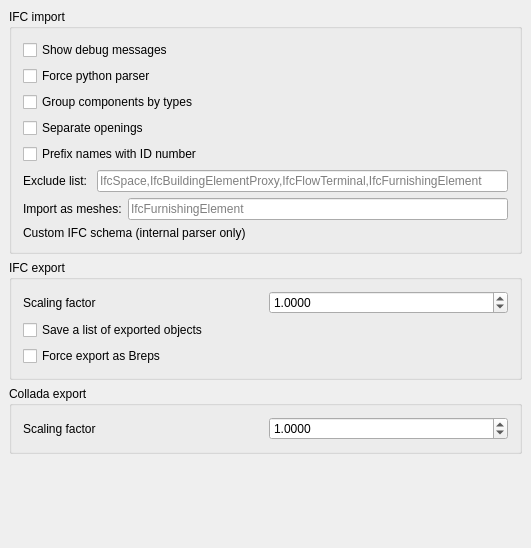
Before: the Qt Designer form src/Mod/Arch/Resources/ui/archprefs-import.ui in berndhahnebach/All_FreeCAD, drawn with Qt 5.
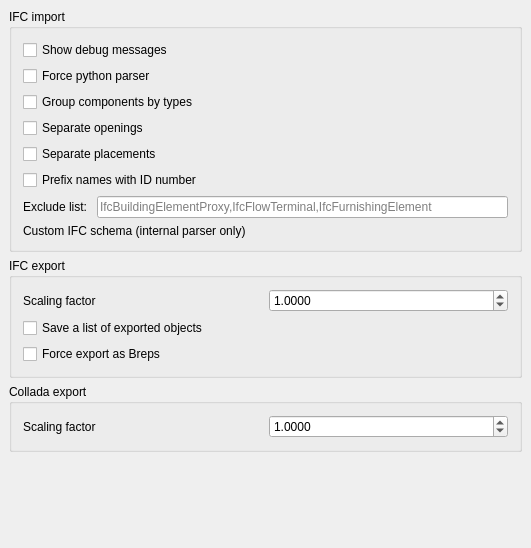
After: the same form once the commit is applied. Custom widgets are drawn as their Qt base class.

Commit message: Arch: IFC importer now supports latest IfcOpenShell with separate openings and placements

Diff of the .ui file:
```diff
--- a/src/Mod/Arch/Resources/ui/archprefs-import.ui
+++ b/src/Mod/Arch/Resources/ui/archprefs-import.ui
@@ -106,6 +106,26 @@
         </item>
        </layout>
       </item>
+      <item>
+       <layout class="QHBoxLayout" name="horizontalLayout_8">
+        <item>
+         <widget class="Gui::PrefCheckBox" name="checkBox_2">
+          <property name="toolTip">
+           <string>If this is checked, placements will be recomputed and applied to the objects as they were in the IFC file (slower)</string>
+          </property>
+          <property name="text">
+           <string>Separate placements</string>
+          </property>
+          <property name="prefEntry" stdset="0">
+           <cstring>ifcSeparatePlacements</cstring>
+          </property>
+          <property name="prefPath" stdset="0">
+           <cstring>Mod/Arch</cstring>
+          </property>
+         </widget>
+        </item>
+       </layout>
+      </item>
       <item>
        <layout class="QHBoxLayout" name="horizontalLayout_12">
         <item>
@@ -144,7 +164,7 @@
            <string/>
           </property>
           <property name="placeholderText">
-           <string>IfcSpace,IfcBuildingElementProxy,IfcFlowTerminal,IfcFurnishingElement</string>
+           <string>IfcBuildingElementProxy,IfcFlowTerminal,IfcFurnishingElement</string>
           </property>
           <property name="prefEntry" stdset="0">
            <cstring>ifcSkip</cstring>
@@ -156,33 +176,6 @@
         </item>
        </layout>
       </item>
-      <item>
-       <layout class="QHBoxLayout" name="horizontalLayout_16">
-        <item>
-         <widget class="QLabel" name="label_7">
-          <property name="text">
-           <string>Import as meshes:</string>
-          </property>
-         </widget>
-        </item>
-        <item>
-         <widget class="Gui::PrefLineEdit" name="gui::preflineedit_2">
-          <property name="toolTip">
-           <string>A comma-separated list of IFC types that must be imported as meshes</string>
-          </property>
-          <property name="placeholderText">
-           <string>IfcFurnishingElement</string>
-          </property>
-          <property name="prefEntry" stdset="0">
-           <cstring>ifcAsMesh</cstring>
-          </property>
-          <property name="prefPath" stdset="0">
-           <cstring>Mod/Arch</cstring>
-          </property>
-         </widget>
-        </item>
-       </layout>
-      </item>
       <item>
        <layout class="QHBoxLayout" name="horizontalLayout">
         <item>
```
The commit also changes 2 other files.
